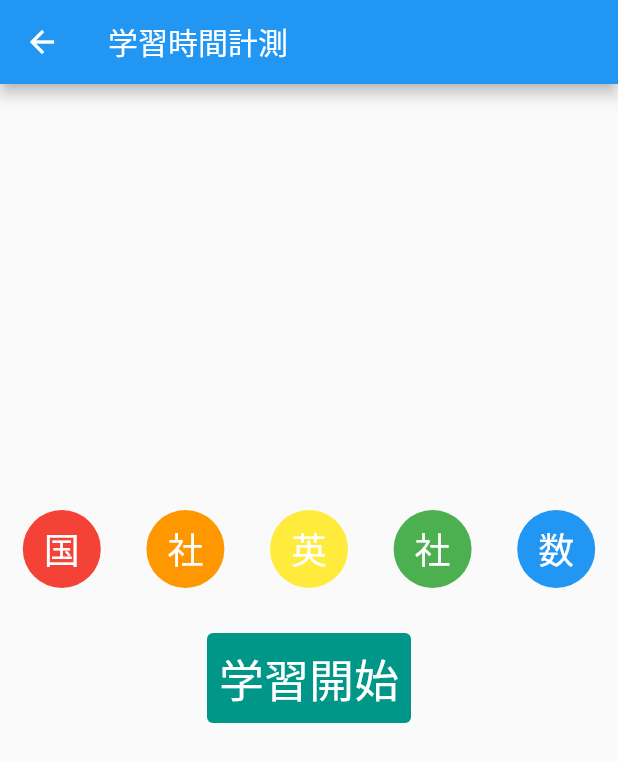
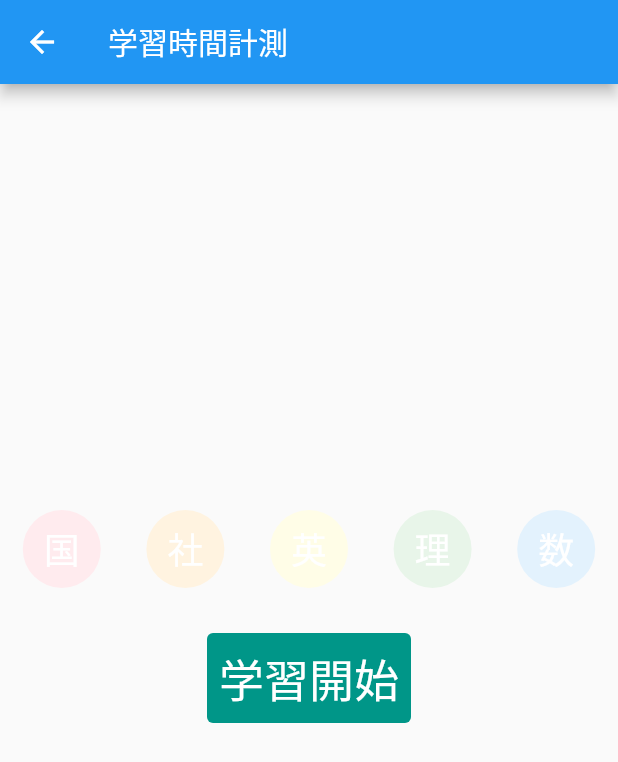
Before and after one commit to porink0424/benesse_hackathon, a Flutter app: the MeasureStart screen opened by its route, on a phone screen of 412 x 824 dp. Shown: the top 762 px of the screen. Run offline on Flutter 3.47's test engine with Material 2 defaults, Android fonts, the phone set to English and light mode, and no system bars.

Commit message:
5教科のボタンを押したときに、on/offが切り替えられるようにした

```diff
--- a/lib/pages/MeasureStart.dart
+++ b/lib/pages/MeasureStart.dart
@@ -1,7 +1,20 @@
 import 'package:benesse_hackathon/constants/route.dart';
 import 'package:flutter/material.dart';
 
-class MeasureStart extends StatelessWidget {
+class MeasureStart extends StatefulWidget {
+  @override
+  _MeasureStartState createState() => _MeasureStartState();
+}
+
+class _MeasureStartState extends State<MeasureStart> {
+  List<bool> _isActive = [false, false, false, false, false];
+
+  void _toggleIsActive(int index) {
+    setState(() {
+      _isActive[index] = !_isActive[index];
+    });
+  }
+
   @override
   Widget build(BuildContext context) {
     final double deviceWidth = MediaQuery.of(context).size.width;
@@ -19,71 +32,30 @@ class MeasureStart extends StatelessWidget {
             Container(
               child: Row(
                 children: [
-                  Container(
+                  ["国", Colors.red, Colors.red[50]],
+                  ["社", Colors.orange, Colors.orange[50]],
+                  ["英", Colors.yellow, Colors.yellow[50]],
+                  ["理", Colors.green, Colors.green[50]],
+                  ["数", Colors.blue, Colors.blue[50]],
+                ].asMap().entries.map((entry) {
+                  return Container(
                       child: TextButton(
-                        onPressed: () {},
+                        onPressed: () {
+                          _toggleIsActive(entry.key);
+                        },
                         style: TextButton.styleFrom(
-                            backgroundColor: Colors.red, shape: CircleBorder()),
+                            backgroundColor: _isActive[entry.key]
+                                ? entry.value[1] as Color
+                                : entry.value[2] as Color,
+                            shape: CircleBorder()),
                         child: Text(
-                          '国',
+                          "${entry.value[0]}",
                           textDirection: TextDirection.ltr,
                           style: TextStyle(fontSize: 24, color: Colors.white),
                         ),
                       ),
-                      width: deviceWidth / 5),
-                  Container(
-                      child: TextButton(
-                        onPressed: () {},
-                        style: TextButton.styleFrom(
-                            backgroundColor: Colors.orange,
-                            shape: CircleBorder()),
-                        child: Text(
-                          '社',
-                          textDirection: TextDirection.ltr,
-                          style: TextStyle(fontSize: 24, color: Colors.white),
-                        ),
-                      ),
-                      width: deviceWidth / 5),
-                  Container(
-                      child: TextButton(
-                        onPressed: () {},
-                        style: TextButton.styleFrom(
-                            backgroundColor: Colors.yellow,
-                            shape: CircleBorder()),
-                        child: Text(
-                          '英',
-                          textDirection: TextDirection.ltr,
-                          style: TextStyle(fontSize: 24, color: Colors.white),
-                        ),
-                      ),
-                      width: deviceWidth / 5),
-                  Container(
-                    child: TextButton(
-                      onPressed: () {},
-                      style: TextButton.styleFrom(
-                          backgroundColor: Colors.green, shape: CircleBorder()),
-                      child: Text(
-                        '社',
-                        textDirection: TextDirection.ltr,
-                        style: TextStyle(fontSize: 24, color: Colors.white),
-                      ),
-                    ),
-                    width: deviceWidth / 5,
-                  ),
-                  Container(
-                      child: TextButton(
-                        onPressed: () {},
-                        style: TextButton.styleFrom(
-                            backgroundColor: Colors.blue,
-                            shape: CircleBorder()),
-                        child: Text(
-                          '数',
-                          textDirection: TextDirection.ltr,
-                          style: TextStyle(fontSize: 24, color: Colors.white),
-                        ),
-                      ),
-                      width: deviceWidth / 5),
-                ],
+                      width: deviceWidth / 5);
+                }).toList(),
               ),
             ),
             Column(
```
